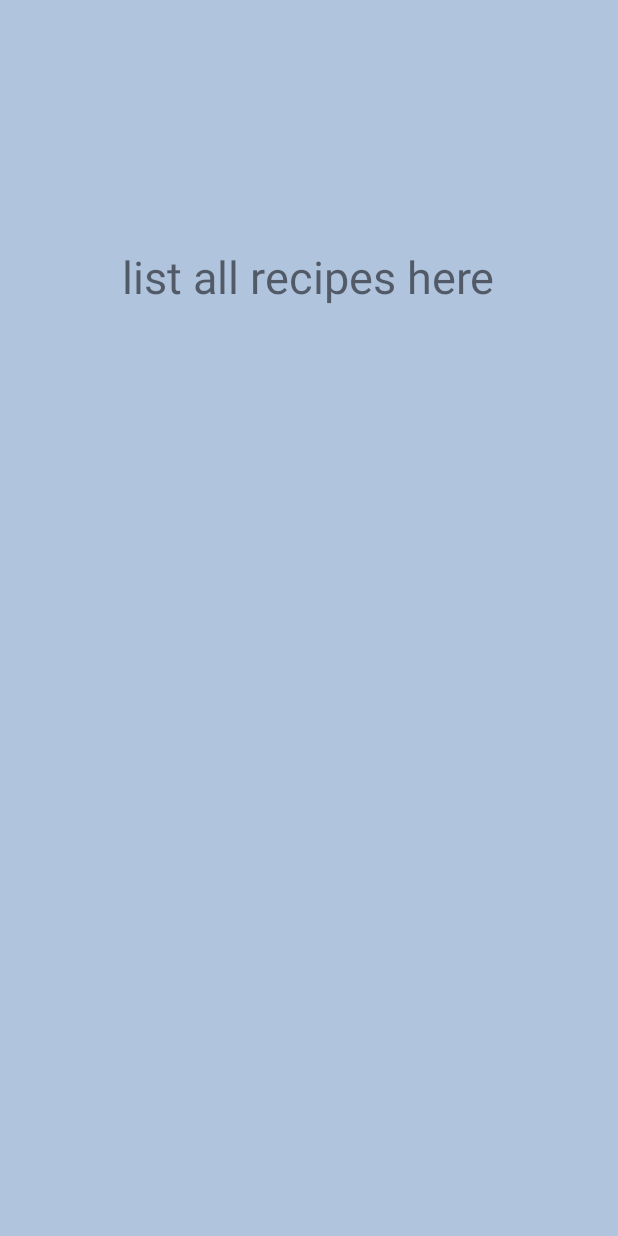
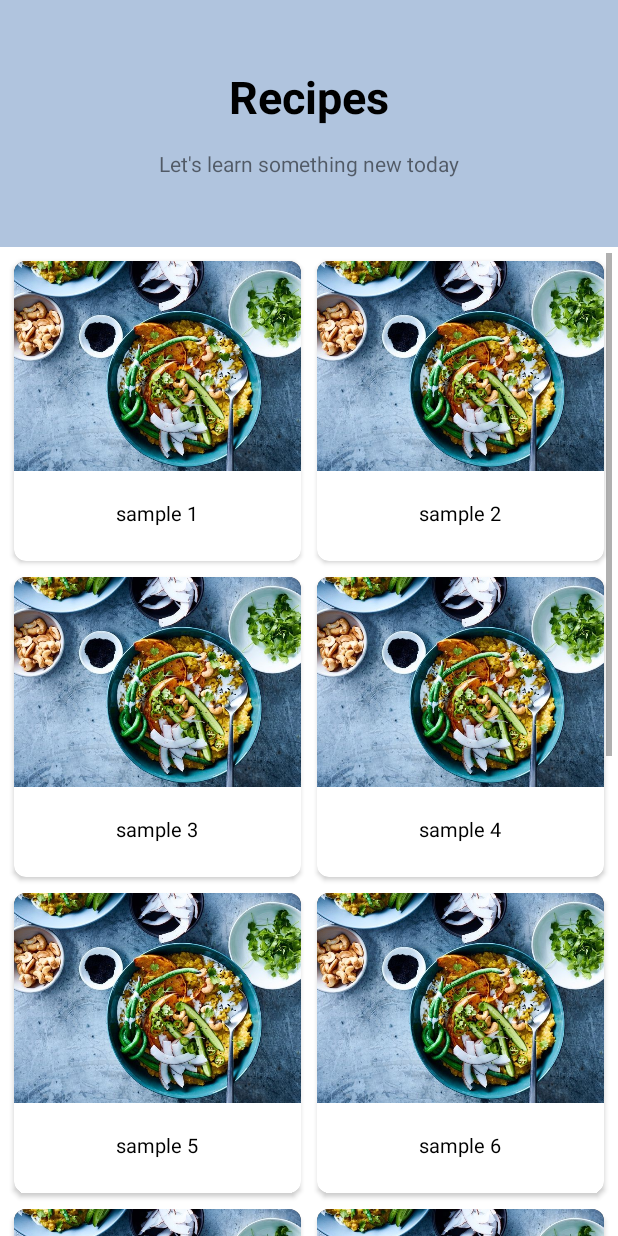
Before and after one commit to clarissalynnn/3634Project, an Android app: the RecipeActivity screen opened directly, with no data from a screen before it, on a phone screen of 412 x 824 dp. Run offline under Robolectric (Android 15) with nearby library versions, the light colour scheme and no system bars.

Commit message:
Edited Recipe List & Added Recipe Detail Page

```diff
--- a/app/src/main/AndroidManifest.xml
+++ b/app/src/main/AndroidManifest.xml
@@ -12,7 +12,8 @@
         android:roundIcon="@mipmap/ic_launcher_round"
         android:supportsRtl="true"
         android:theme="@style/AppTheme">
-        <activity android:name=".IngredientActivity"></activity>
+        <activity android:name=".RecipeDetailActivity"></activity>
+        <activity android:name=".IngredientActivity" />
         <activity android:name=".RecipeActivity" />
         <activity
             android:name=".LoginActivity"
--- /dev/null
+++ b/app/src/main/java/com/example/a3634project/Adapters/RecipeAdapter.java
@@ -0,0 +1,70 @@
+package com.example.a3634project.Adapters;
+
+import android.content.Context;
+import android.view.LayoutInflater;
+import android.view.View;
+import android.view.ViewGroup;
+import android.widget.ImageView;
+import android.widget.TextView;
+
+import androidx.annotation.NonNull;
+import androidx.recyclerview.widget.RecyclerView;
+
+import com.example.a3634project.R;
+import com.example.a3634project.SpoonacularAPI.Recipe;
+
+import java.util.ArrayList;
+
+public class RecipeAdapter extends RecyclerView.Adapter<RecipeAdapter.ViewHolder> {
+    private ArrayList<Recipe> recipeList;
+    private RecyclerViewClickListener mListener;
+
+    public interface RecyclerViewClickListener {
+        void onClick(View view, int position);
+    }
+
+    public RecipeAdapter(ArrayList<Recipe> recipeList, RecyclerViewClickListener listener){
+        this.recipeList = recipeList;
+        this.mListener = listener;
+    }
+
+    public static class ViewHolder extends RecyclerView.ViewHolder implements View.OnClickListener{
+        public ImageView mImage;
+        public TextView mName;
+        private RecyclerViewClickListener mListener;
+
+        public ViewHolder(@NonNull View itemView, RecyclerViewClickListener listener) {
+            super(itemView);
+            mListener = listener;
+            itemView.setOnClickListener(this);
+            mImage = itemView.findViewById(R.id.recipeIv);
+            mName = itemView.findViewById(R.id.recipeTitleTv);
+
+        }
+
+        @Override
+        public void onClick(View v) {
+            mListener.onClick(v, getAdapterPosition());
+        }
+    }
+
+    @NonNull
+    @Override
+    public RecipeAdapter.ViewHolder onCreateViewHolder(@NonNull ViewGroup parent, int viewType) {
+        View v = LayoutInflater.from(parent.getContext()).inflate(R.layout.recipe_list, parent, false);
+        ViewHolder vh = new ViewHolder(v, mListener);
+        return vh;
+    }
+
+    @Override
+    public void onBindViewHolder(@NonNull ViewHolder holder, int position) {
+        Recipe recipe = recipeList.get(position);
+        holder.mImage.setImageResource(recipe.getSampleImage());
+        holder.mName.setText(recipe.getTitle());
+    }
+
+    @Override
+    public int getItemCount() {
+        return recipeList.size();
+    }
+}
--- a/app/src/main/java/com/example/a3634project/Fragments/ExploreFragment.java
+++ b/app/src/main/java/com/example/a3634project/Fragments/ExploreFragment.java
@@ -5,6 +5,7 @@ import android.os.Bundle;
 
 import androidx.annotation.Nullable;
 import androidx.fragment.app.Fragment;
+import androidx.recyclerview.widget.GridLayoutManager;
 import androidx.recyclerview.widget.LinearLayoutManager;
 import androidx.recyclerview.widget.RecyclerView;
 
@@ -44,7 +45,7 @@ public class ExploreFragment extends Fragment {
 
         mRecyclerView = v.findViewById(R.id.recyclerView);
         mRecyclerView.setHasFixedSize(true);
-        mLayoutManager = new LinearLayoutManager(getActivity());
+        mLayoutManager = new GridLayoutManager(getActivity(),2);
         mRecyclerView.setLayoutManager(mLayoutManager);
 
         TopicAdapter.RecyclerViewClickListener listener = new TopicAdapter.RecyclerViewClickListener() {
--- a/app/src/main/java/com/example/a3634project/Fragments/HomeFragment.java
+++ b/app/src/main/java/com/example/a3634project/Fragments/HomeFragment.java
@@ -47,7 +47,7 @@ public class HomeFragment extends Fragment {
         super.onCreate(savedInstanceState);
         setRetainInstance(true);
 
-        new GetRecipeTask().execute();
+        //new GetRecipeTask().execute();
     }
 
     @Override
--- a/app/src/main/java/com/example/a3634project/Models/Topic.java
+++ b/app/src/main/java/com/example/a3634project/Models/Topic.java
@@ -6,7 +6,6 @@ import java.util.ArrayList;
 
 public class Topic {
 
-    //this is just a sample Topic class, need API to get actual data!
     private int image;
     private String name;
     private String description;
@@ -31,7 +30,7 @@ public class Topic {
 
     public static ArrayList<Topic> getTopics() {
         ArrayList<Topic> topic = new ArrayList<>();
-        topic.add(new Topic(R.drawable.recipe,"Recipes", "some description for recipe"));
+        topic.add(new Topic(R.drawable.recipe,"Recipes", "Explore "));
         topic.add(new Topic(R.drawable.ingredient,"Ingredients", "some description for ingredient"));
         //topic.add(new Topic("Articles"));
         //topic.add(new Topic("Food Trivia"));
--- a/app/src/main/java/com/example/a3634project/RecipeActivity.java
+++ b/app/src/main/java/com/example/a3634project/RecipeActivity.java
@@ -1,14 +1,49 @@
 package com.example.a3634project;
 
 import androidx.appcompat.app.AppCompatActivity;
+import androidx.recyclerview.widget.GridLayoutManager;
+import androidx.recyclerview.widget.LinearLayoutManager;
+import androidx.recyclerview.widget.RecyclerView;
 
+import android.content.Intent;
 import android.os.Bundle;
+import android.view.View;
+import android.widget.Adapter;
+
+import com.example.a3634project.Adapters.RecipeAdapter;
+import com.example.a3634project.SpoonacularAPI.Recipe;
 
 public class RecipeActivity extends AppCompatActivity {
+    private RecyclerView mRecyclerView;
+    private RecyclerView.Adapter mAdapter;
+    private RecyclerView.LayoutManager mLayoutManager;
+    public static final String EXTRA_MESSAGE = "";
 
     @Override
     protected void onCreate(Bundle savedInstanceState) {
         super.onCreate(savedInstanceState);
         setContentView(R.layout.activity_recipe);
+
+        mRecyclerView = findViewById(R.id.recyclerView);
+        mRecyclerView.setHasFixedSize(true);
+        mLayoutManager = new GridLayoutManager(this, 2);
+        mRecyclerView.setLayoutManager(mLayoutManager);
+
+        RecipeAdapter.RecyclerViewClickListener listener = new RecipeAdapter.RecyclerViewClickListener() {
+            @Override
+            public void onClick(View view, int position) {
+                launchRecipeDetailActivity(position);
+            }
+        };
+
+        mAdapter = new RecipeAdapter(Recipe.getRecipes(), listener);
+        mRecyclerView.setAdapter(mAdapter);
     }
+
+    private void launchRecipeDetailActivity(int position){
+        Intent intent = new Intent(this, RecipeDetailActivity.class);
+        intent.putExtra(EXTRA_MESSAGE, position);
+        startActivity(intent);
+    }
+
 }
--- a/app/src/main/java/com/example/a3634project/SpoonacularAPI/Recipe.java
+++ b/app/src/main/java/com/example/a3634project/SpoonacularAPI/Recipe.java
@@ -3,6 +3,9 @@ package com.example.a3634project.SpoonacularAPI;
 import java.io.Serializable;
 import java.util.ArrayList;
 import java.util.List;
+
+import com.example.a3634project.Models.Topic;
+import com.example.a3634project.R;
 import com.google.gson.annotations.Expose;
 import com.google.gson.annotations.SerializedName;
 
@@ -90,6 +93,9 @@ public class Recipe implements Serializable
     @SerializedName("image")
     @Expose
     private String image;
+    @SerializedName("sampleImage")
+    @Expose
+    private int sampleImage;
     @SerializedName("imageType")
     @Expose
     private String imageType;
@@ -210,6 +216,11 @@ public class Recipe implements Serializable
         this.originalId = originalId;
     }
 
+    public Recipe(int sampleImage, String title) {
+        this.sampleImage = sampleImage;
+        this.title = title;
+    }
+
     public Boolean getVegetarian() {
         return vegetarian;
     }
@@ -247,6 +258,14 @@ public class Recipe implements Serializable
     public Recipe withGlutenFree(Boolean glutenFree) {
         this.glutenFree = glutenFree;
         return this;
+    }
+
+    public int getSampleImage() {
+        return sampleImage;
+    }
+
+    public void setSampleImage(int sampleImage) {
+        this.sampleImage = sampleImage;
     }
 
     public Boolean getDairyFree() {
@@ -691,4 +710,21 @@ public class Recipe implements Serializable
         return this;
     }
 
+    public static ArrayList<Recipe> getRecipes() {
+        ArrayList<Recipe> recipe = new ArrayList<>();
+        recipe.add(new Recipe(R.drawable.recipe, "sample 1"));
+        recipe.add(new Recipe(R.drawable.recipe, "sample 2"));
+        recipe.add(new Recipe(R.drawable.recipe, "sample 3"));
+        recipe.add(new Recipe(R.drawable.recipe, "sample 4"));
+        recipe.add(new Recipe(R.drawable.recipe, "sample 5"));
+        recipe.add(new Recipe(R.drawable.recipe, "sample 6"));
+        recipe.add(new Recipe(R.drawable.recipe, "sample 7"));
+        recipe.add(new Recipe(R.drawable.recipe, "sample 8"));
+        recipe.add(new Recipe(R.drawable.recipe, "sample 9"));
+        recipe.add(new Recipe(R.drawable.recipe, "sample 10"));
+        recipe.add(new Recipe(R.drawable.recipe, "sample 11"));
+        recipe.add(new Recipe(R.drawable.recipe, "sample 12"));
+        return recipe;
+    }
+
 }
--- a/app/src/main/res/layout/activity_recipe.xml
+++ b/app/src/main/res/layout/activity_recipe.xml
@@ -1,21 +1,52 @@
 <?xml version="1.0" encoding="utf-8"?>
-<androidx.constraintlayout.widget.ConstraintLayout xmlns:android="http://schemas.android.com/apk/res/android"
+<androidx.constraintlayout.widget.ConstraintLayout
+    xmlns:android="http://schemas.android.com/apk/res/android"
     xmlns:app="http://schemas.android.com/apk/res-auto"
     xmlns:tools="http://schemas.android.com/tools"
+    android:clickable="true"
+    android:foreground="?android:attr/selectableItemBackground"
     android:layout_width="match_parent"
     android:layout_height="match_parent"
     android:background="@color/LightSteelBlue"
     tools:context=".RecipeActivity">
 
     <TextView
-        android:id="@+id/textView2"
+        android:id="@+id/TopicsTv"
         android:layout_width="wrap_content"
         android:layout_height="wrap_content"
-        android:layout_marginTop="164dp"
-        android:text="list all recipes here"
+        android:layout_marginTop="44dp"
+        android:gravity="center"
+        android:text="Recipes"
+        android:textColor="#000000"
         android:textSize="30sp"
+        android:textStyle="bold"
         app:layout_constraintEnd_toEndOf="parent"
-        app:layout_constraintHorizontal_bias="0.496"
         app:layout_constraintStart_toStartOf="parent"
         app:layout_constraintTop_toTopOf="parent" />
+
+    <TextView
+        android:id="@+id/textView"
+        android:layout_width="wrap_content"
+        android:layout_height="wrap_content"
+        android:layout_marginTop="12dp"
+        android:layout_marginBottom="44dp"
+        android:text="Let's learn something new today"
+        app:layout_constraintBottom_toTopOf="@+id/recyclerView"
+        app:layout_constraintEnd_toEndOf="parent"
+        app:layout_constraintStart_toStartOf="parent"
+        app:layout_constraintTop_toBottomOf="@+id/TopicsTv" />
+
+    <androidx.recyclerview.widget.RecyclerView
+        android:id="@+id/recyclerView"
+        android:layout_width="match_parent"
+        android:layout_height="0dp"
+        android:clipToPadding="false"
+        android:padding="4dp"
+        android:scrollbars="vertical"
+        app:layout_constraintBottom_toBottomOf="parent"
+        app:layout_constraintEnd_toEndOf="parent"
+        app:layout_constraintStart_toStartOf="parent"
+        app:layout_constraintHeight_percent="0.80"
+        android:background="@android:color/white"/>
+
 </androidx.constraintlayout.widget.ConstraintLayout>
--- a/app/src/main/res/layout/fragment_explore.xml
+++ b/app/src/main/res/layout/fragment_explore.xml
@@ -5,7 +5,6 @@
     android:layout_width="match_parent"
     android:layout_height="match_parent"
     android:orientation="vertical"
-    android:weightSum="5"
     xmlns:app="http://schemas.android.com/apk/res-auto"
     tools:context=".Fragments.ExploreFragment"
     android:background="@color/LavenderBlush">
--- /dev/null
+++ b/app/src/main/res/layout/recipe_list.xml
@@ -0,0 +1,37 @@
+<?xml version="1.0" encoding="utf-8"?>
+<androidx.cardview.widget.CardView
+    xmlns:android="http://schemas.android.com/apk/res/android"
+    android:clickable="true"
+    android:foreground="?android:attr/selectableItemBackground"
+    android:layout_width="match_parent"
+    android:layout_height="200dp"
+    xmlns:app="http://schemas.android.com/apk/res-auto"
+    android:layout_margin="5dp"
+    app:cardCornerRadius="8dp">
+
+    <LinearLayout
+        android:orientation="vertical"
+        android:layout_width="match_parent"
+        android:layout_height="match_parent">
+
+        <ImageView
+            android:id="@+id/recipeIv"
+            android:layout_width="match_parent"
+            android:layout_height="140dp"
+            android:scaleType="centerCrop"
+            android:background="#2d2d2d"/>
+
+        <TextView
+            android:id="@+id/recipeTitleTv"
+            android:layout_width="match_parent"
+            android:layout_height="46dp"
+            android:layout_marginTop="5dp"
+            android:layout_marginBottom="5dp"
+            android:gravity="center"
+            android:text="Recipe Title"
+            android:textColor="#000000"
+            android:textSize="13sp" />
+
+    </LinearLayout>
+
+</androidx.cardview.widget.CardView>
```
Also changed, not shown: app/src/main/java/com/example/a3634project/Fragments/ProfileFragment.java (+21 -1 lines), app/src/main/java/com/example/a3634project/RecipeDetailActivity.java (added, +28 -0 lines), app/src/main/res/layout/activity_recipe_detail.xml (added, +34 -0 lines), app/src/main/res/layout/fragment_profile.xml (+58 -72 lines), app/src/main/res/layout/topic_list.xml (+16 -9 lines). Lines whose indentation alone changed are shown as unchanged.
